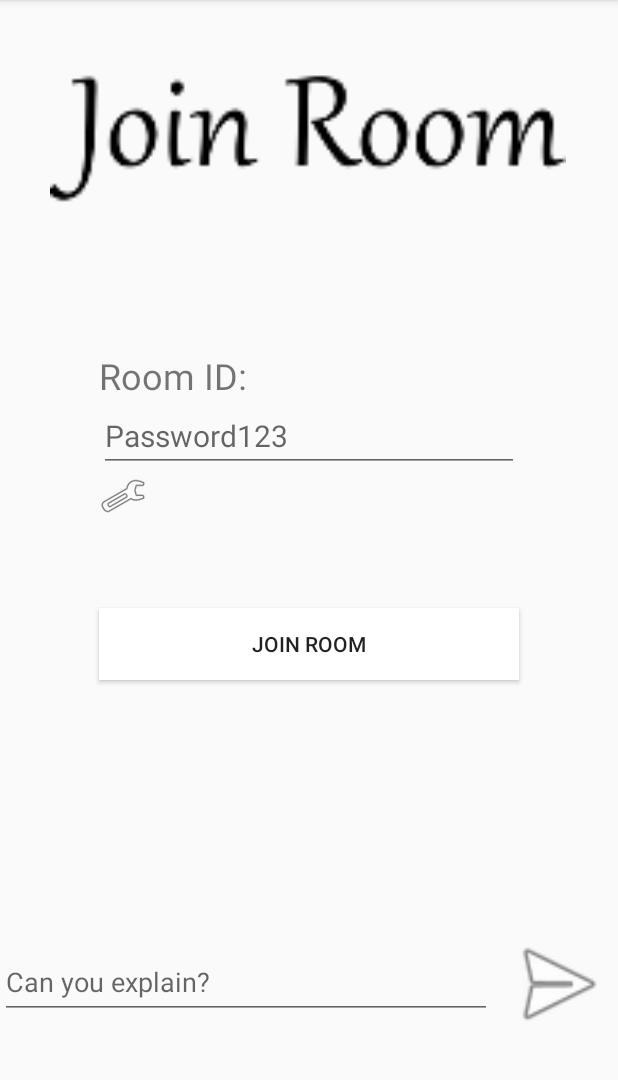
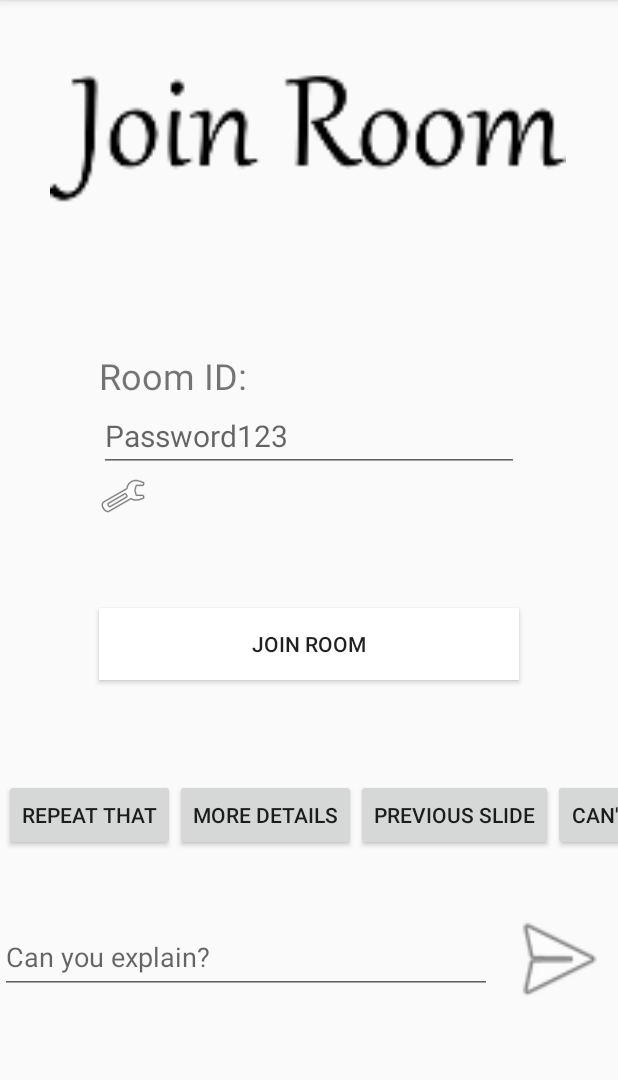
Before and after one commit to SpencerYoungCS/TextMyProfessorStudentEdition, an Android app: the fragment ChatRoomFragment placed in its activity, after a tap on an icon or button, on a phone screen of 412 x 824 dp, the part 84-1164 px from its top. Run offline under Robolectric (Android 15) with nearby library versions, the phone set to English and light mode, and no system bars; our stand-ins replace Firebase (no records; nobody signed in at launch, a user with empty details on screens opened directly), data binding, navigation-ui; 2 statements that could not run were skipped.

Commit message:
ScrollView
scroll view with buttons. no function to buttons.

```diff
--- a/app/src/main/java/com/example/textmyprofessorstudent/ChatRoomFragment.kt
+++ b/app/src/main/java/com/example/textmyprofessorstudent/ChatRoomFragment.kt
@@ -14,6 +14,7 @@ import com.example.textmyprofessorstudent.databinding.FragmentChatRoomBinding
 import com.google.firebase.auth.FirebaseAuth
 import com.google.firebase.database.DatabaseReference
 import com.google.firebase.database.FirebaseDatabase
+import kotlinx.android.synthetic.main.fragment_chat_room.view.*
 import java.util.*
 
 // TODO: Rename parameter arguments, choose names that match
--- a/app/src/main/res/layout/fragment_chat_room.xml
+++ b/app/src/main/res/layout/fragment_chat_room.xml
@@ -32,17 +32,72 @@
             app:layout_constraintBottom_toBottomOf="parent"
             app:layout_constraintStart_toStartOf="parent"
             app:layout_constraintTop_toBottomOf="@+id/chatBox"
-            tools:ignore="HardcodedText" />
+            tools:ignore="HardcodedText"
+            android:autofillHints="" />
 
         <androidx.recyclerview.widget.RecyclerView
             android:id="@+id/chatBox"
             android:layout_width="384dp"
-            android:layout_height="533dp"
+            android:layout_height="500dp"
             android:layout_margin="10sp"
             app:layout_constraintEnd_toEndOf="parent"
             app:layout_constraintStart_toStartOf="parent"
             app:layout_constraintTop_toTopOf="parent" />
 
+        <ScrollView
+            android:id="@+id/scrollQuickText"
+            android:layout_width="409dp"
+            android:layout_height="55dp"
+            android:layout_marginBottom="32dp"
+            app:layout_constraintBottom_toTopOf="@+id/inputMsgText"
+            app:layout_constraintEnd_toEndOf="parent"
+            app:layout_constraintTop_toBottomOf="@+id/chatBox">
+
+            <HorizontalScrollView
+                android:layout_width="wrap_content"
+                android:layout_height="wrap_content">
+
+                <LinearLayout
+                    android:layout_width="wrap_content"
+                    android:layout_height="wrap_content"
+                    android:orientation="horizontal">
+
+                    <Button
+                        android:id="@+id/repeatThat"
+                        android:layout_width="wrap_content"
+                        android:layout_height="wrap_content"
+                        android:text="repeat that" />
+
+                    <Button
+                        android:id="@+id/moreDetails"
+                        android:layout_width="wrap_content"
+                        android:layout_height="wrap_content"
+                        android:text="More details" />
+
+                    <Button
+                        android:id="@+id/previousSlide"
+                        android:layout_width="wrap_content"
+                        android:layout_height="wrap_content"
+                        android:text="Previous slide" />
+
+                    <Button
+                        android:id="@+id/cantReadTooSmall"
+                        android:layout_width="wrap_content"
+                        android:layout_height="wrap_content"
+                        android:text="Can't read, too small" />
+
+                    <Button
+                        android:id="@+id/isThisOnTestExam"
+                        android:layout_width="wrap_content"
+                        android:layout_height="wrap_content"
+                        android:text="Is this on Test/Exam" />
+
+                </LinearLayout>
+
+            </HorizontalScrollView>
+
+        </ScrollView>
+
     </androidx.constraintlayout.widget.ConstraintLayout>
 
 </layout>
```
